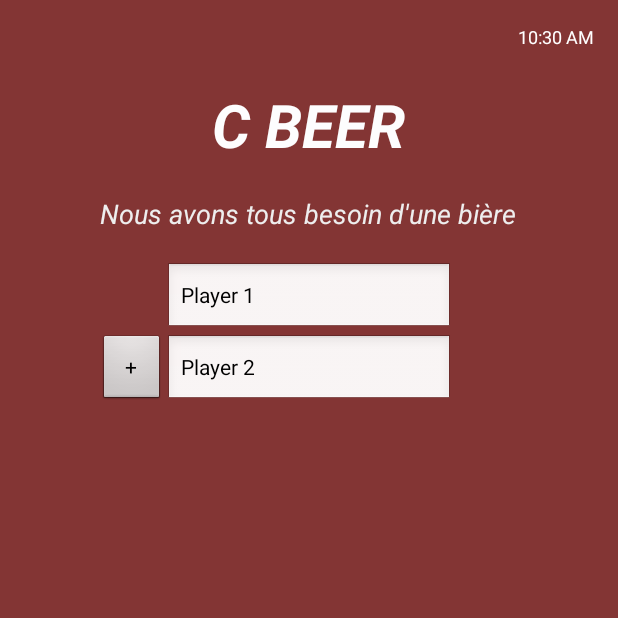
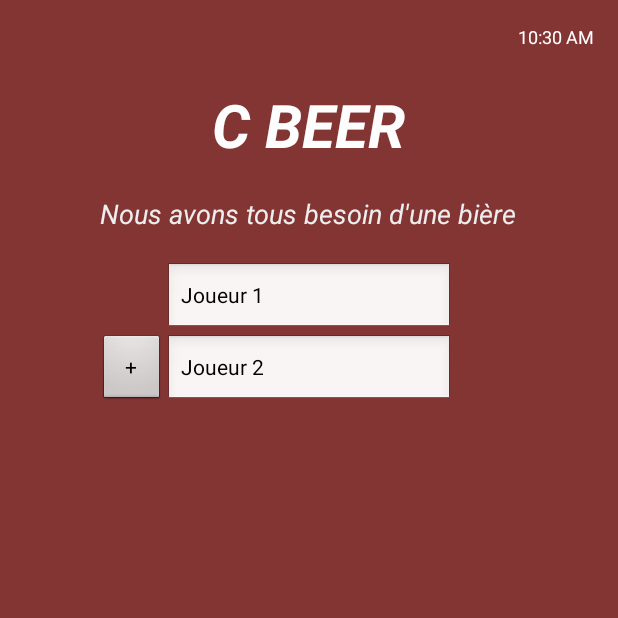
Before and after one commit to tengfan/projetAndroid, an Android app: the screen it shows after launch (WelcomeActivity), on a phone screen of 412 x 824 dp, the top half of it. Run offline under Robolectric (Android 15) with nearby library versions, the phone set to English and light mode, and no system bars.

Commit message:
Transfer english nom to french nom Player -> Joueur

```diff
--- a/demo1/app/src/main/res/values/strings.xml
+++ b/demo1/app/src/main/res/values/strings.xml
@@ -9,14 +9,14 @@
     <string name="logoName">C BEER</string>
     <string name="slogan" formatted="false">"Nous avons tous besoin d'une bière"</string>
     <string name="start">"Démarrer"</string>
-    <string name="player1">"Player 1"</string>
-    <string name="player2">"Player 2"</string>
-    <string name="player3">"Player 3"</string>
-    <string name="player4">"Player 4"</string>
-    <string name="player5">"Player 5"</string>
-    <string name="player6">"Player 6"</string>
-    <string name="player7">"Player 7"</string>
-    <string name="player8">"Player 8"</string>
+    <string name="player1">"Joueur 1"</string>
+    <string name="player2">"Joueur 2"</string>
+    <string name="player3">"Joueur 3"</string>
+    <string name="player4">"Joueur 4"</string>
+    <string name="player5">"Joueur 5"</string>
+    <string name="player6">"Joueur 6"</string>
+    <string name="player7">"Joueur 7"</string>
+    <string name="player8">"Joueur 8"</string>
 
     <string name="hello_world">Hello world!</string>
     <string name="action_settings">Settings</string>
```
